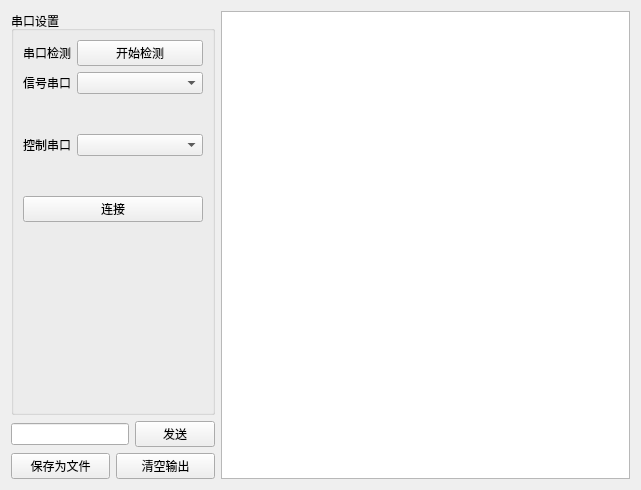
Old version of the form Enose_16chanel/resource_ui/ui_file/Serial.ui in the repository WMSF111/E_Nose.
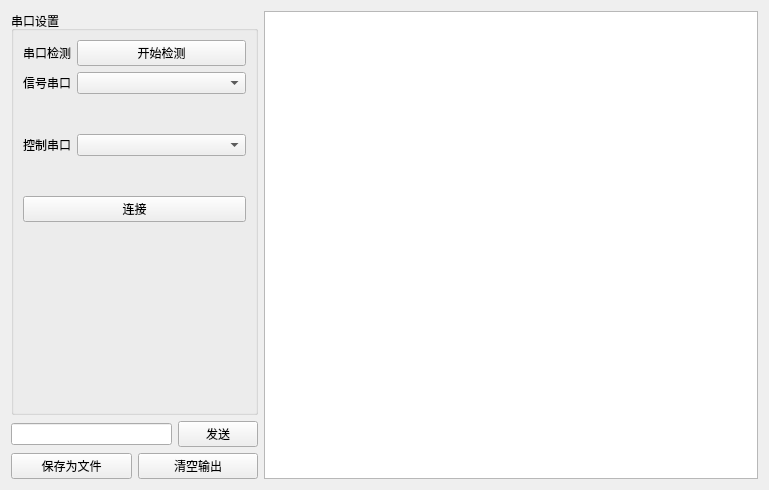
New version of the form.

What changed in the file:
```diff
--- a/Enose_16chanel/resource_ui/ui_file/Serial.ui
+++ b/Enose_16chanel/resource_ui/ui_file/Serial.ui
@@ -6,7 +6,7 @@
    <rect>
     <x>0</x>
     <y>0</y>
-    <width>641</width>
+    <width>769</width>
     <height>490</height>
    </rect>
   </property>
@@ -17,7 +17,7 @@
    <item row="0" column="0">
     <layout class="QHBoxLayout" name="horizontalLayout" stretch="1,2">
      <item>
-      <layout class="QVBoxLayout" name="verticalLayout" stretch="7,1,1">
+      <layout class="QVBoxLayout" name="verticalLayout" stretch="7,0,1">
        <item>
         <widget class="QGroupBox" name="groupBox">
          <property name="sizePolicy">
```
